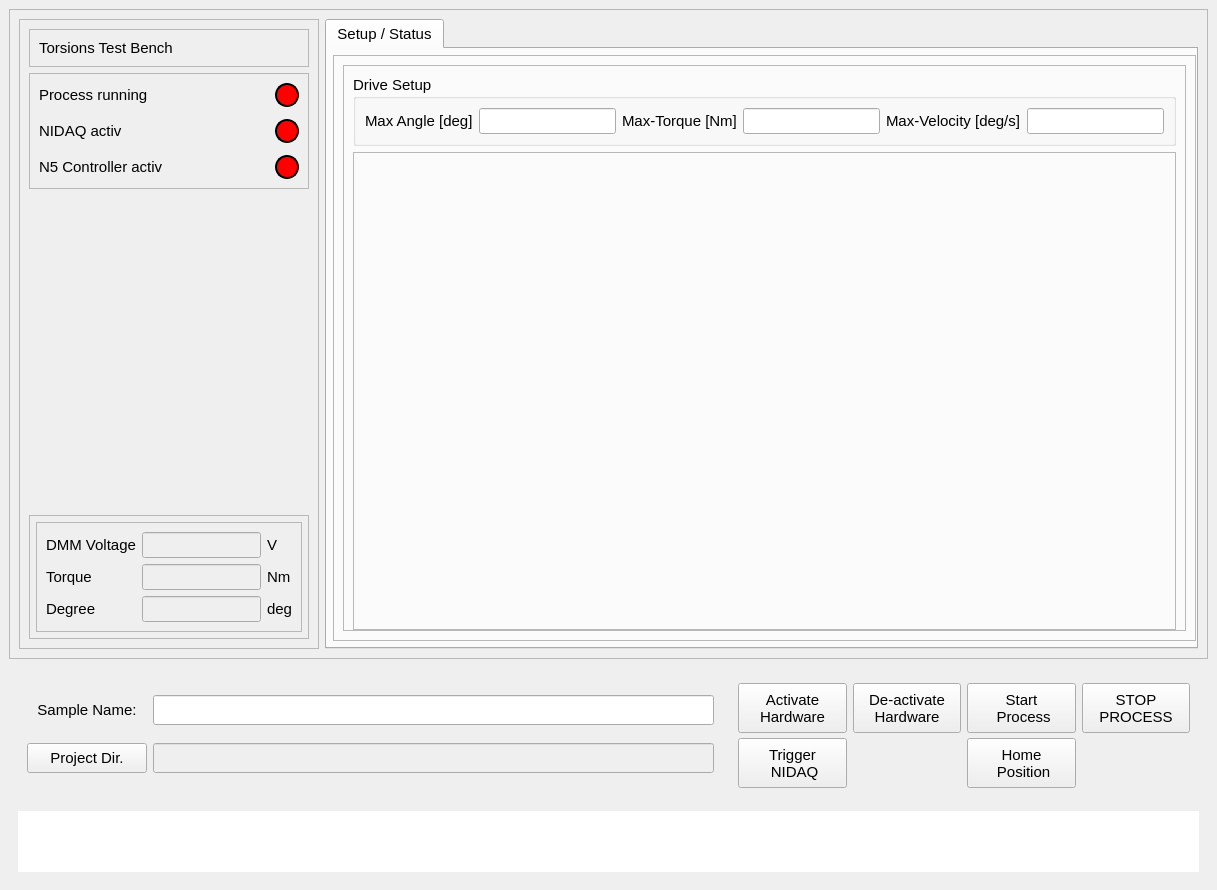
The window that src/gui/torsions_test_stand.ui (RogerGdot/TorsionsTestStand) describes before a commit, drawn with Qt 5.
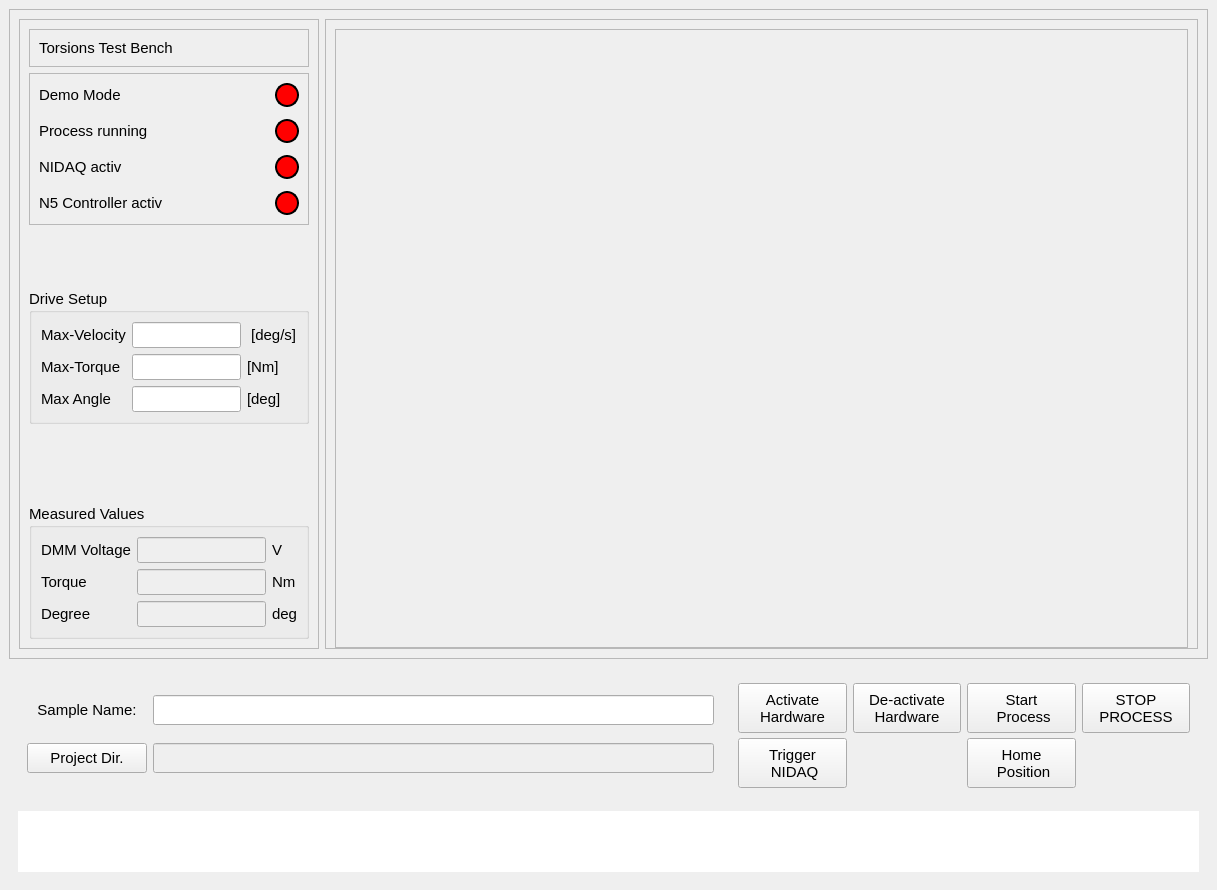
The same window after the commit.

Commit message: demo mode

Patch:
```diff
--- a/src/gui/torsions_test_stand.ui
+++ b/src/gui/torsions_test_stand.ui
@@ -163,41 +163,7 @@
              <property name="verticalSpacing">
               <number>12</number>
              </property>
-             <item row="1" column="1">
-              <widget class="QLabel" name="nidaq_activ_led">
-               <property name="enabled">
-                <bool>false</bool>
-               </property>
-               <property name="sizePolicy">
-                <sizepolicy hsizetype="Fixed" vsizetype="Fixed">
-                 <horstretch>0</horstretch>
-                 <verstretch>0</verstretch>
-                </sizepolicy>
-               </property>
-               <property name="minimumSize">
-                <size>
-                 <width>24</width>
-                 <height>24</height>
-                </size>
-               </property>
-               <property name="font">
-                <font>
-                 <family>Segoe UI</family>
-                 <pointsize>9</pointsize>
-                </font>
-               </property>
-               <property name="styleSheet">
-                <string notr="true">background-color: red;
-border-radius: 12px; 
-border: 2px solid black;
-</string>
-               </property>
-               <property name="text">
-                <string/>
-               </property>
-              </widget>
-             </item>
-             <item row="0" column="0">
+             <item row="1" column="0">
               <widget class="QLabel" name="label_7">
                <property name="font">
                 <font>
@@ -210,88 +176,7 @@
                </property>
               </widget>
              </item>
-             <item row="1" column="0">
-              <widget class="QLabel" name="label_23">
-               <property name="font">
-                <font>
-                 <family>Segoe UI</family>
-                 <pointsize>11</pointsize>
-                </font>
-               </property>
-               <property name="text">
-                <string>NIDAQ activ</string>
-               </property>
-              </widget>
-             </item>
-             <item row="0" column="1">
-              <widget class="QLabel" name="process_run_led">
-               <property name="enabled">
-                <bool>false</bool>
-               </property>
-               <property name="sizePolicy">
-                <sizepolicy hsizetype="Fixed" vsizetype="Fixed">
-                 <horstretch>0</horstretch>
-                 <verstretch>0</verstretch>
-                </sizepolicy>
-               </property>
-               <property name="minimumSize">
-                <size>
-                 <width>24</width>
-                 <height>24</height>
-                </size>
-               </property>
-               <property name="font">
-                <font>
-                 <family>Segoe UI</family>
-                 <pointsize>9</pointsize>
-                </font>
-               </property>
-               <property name="styleSheet">
-                <string notr="true">background-color: red;
-border-radius: 12px; 
-border: 2px solid black;
-</string>
-               </property>
-               <property name="text">
-                <string/>
-               </property>
-              </widget>
-             </item>
-             <item row="2" column="1">
-              <widget class="QLabel" name="N5_contr_activ_led">
-               <property name="enabled">
-                <bool>false</bool>
-               </property>
-               <property name="sizePolicy">
-                <sizepolicy hsizetype="Fixed" vsizetype="Fixed">
-                 <horstretch>0</horstretch>
-                 <verstretch>0</verstretch>
-                </sizepolicy>
-               </property>
-               <property name="minimumSize">
-                <size>
-                 <width>24</width>
-                 <height>24</height>
-                </size>
-               </property>
-               <property name="font">
-                <font>
-                 <family>Segoe UI</family>
-                 <pointsize>9</pointsize>
-                </font>
-               </property>
-               <property name="styleSheet">
-                <string notr="true">background-color: red;
-border-radius: 12px; 
-border: 2px solid black;
-</string>
-               </property>
-               <property name="text">
-                <string/>
-               </property>
-              </widget>
-             </item>
-             <item row="2" column="0">
+             <item row="3" column="0">
               <widget class="QLabel" name="label_29">
                <property name="font">
                 <font>
@@ -304,41 +189,353 @@
                </property>
               </widget>
              </item>
+             <item row="1" column="1">
+              <widget class="QLabel" name="process_run_led">
+               <property name="enabled">
+                <bool>false</bool>
+               </property>
+               <property name="sizePolicy">
+                <sizepolicy hsizetype="Fixed" vsizetype="Fixed">
+                 <horstretch>0</horstretch>
+                 <verstretch>0</verstretch>
+                </sizepolicy>
+               </property>
+               <property name="minimumSize">
+                <size>
+                 <width>24</width>
+                 <height>24</height>
+                </size>
+               </property>
+               <property name="font">
+                <font>
+                 <family>Segoe UI</family>
+                 <pointsize>9</pointsize>
+                </font>
+               </property>
+               <property name="styleSheet">
+                <string notr="true">background-color: red;
+border-radius: 12px; 
+border: 2px solid black;
+</string>
+               </property>
+               <property name="text">
+                <string/>
+               </property>
+              </widget>
+             </item>
+             <item row="2" column="1">
+              <widget class="QLabel" name="nidaq_activ_led">
+               <property name="enabled">
+                <bool>false</bool>
+               </property>
+               <property name="sizePolicy">
+                <sizepolicy hsizetype="Fixed" vsizetype="Fixed">
+                 <horstretch>0</horstretch>
+                 <verstretch>0</verstretch>
+                </sizepolicy>
+               </property>
+               <property name="minimumSize">
+                <size>
+                 <width>24</width>
+                 <height>24</height>
+                </size>
+               </property>
+               <property name="font">
+                <font>
+                 <family>Segoe UI</family>
+                 <pointsize>9</pointsize>
+                </font>
+               </property>
+               <property name="styleSheet">
+                <string notr="true">background-color: red;
+border-radius: 12px; 
+border: 2px solid black;
+</string>
+               </property>
+               <property name="text">
+                <string/>
+               </property>
+              </widget>
+             </item>
+             <item row="3" column="1">
+              <widget class="QLabel" name="N5_contr_activ_led">
+               <property name="enabled">
+                <bool>false</bool>
+               </property>
+               <property name="sizePolicy">
+                <sizepolicy hsizetype="Fixed" vsizetype="Fixed">
+                 <horstretch>0</horstretch>
+                 <verstretch>0</verstretch>
+                </sizepolicy>
+               </property>
+               <property name="minimumSize">
+                <size>
+                 <width>24</width>
+                 <height>24</height>
+                </size>
+               </property>
+               <property name="font">
+                <font>
+                 <family>Segoe UI</family>
+                 <pointsize>9</pointsize>
+                </font>
+               </property>
+               <property name="styleSheet">
+                <string notr="true">background-color: red;
+border-radius: 12px; 
+border: 2px solid black;
+</string>
+               </property>
+               <property name="text">
+                <string/>
+               </property>
+              </widget>
+             </item>
+             <item row="2" column="0">
+              <widget class="QLabel" name="label_23">
+               <property name="font">
+                <font>
+                 <family>Segoe UI</family>
+                 <pointsize>11</pointsize>
+                </font>
+               </property>
+               <property name="text">
+                <string>NIDAQ activ</string>
+               </property>
+              </widget>
+             </item>
+             <item row="0" column="1">
+              <widget class="QLabel" name="demo_led">
+               <property name="enabled">
+                <bool>false</bool>
+               </property>
+               <property name="sizePolicy">
+                <sizepolicy hsizetype="Fixed" vsizetype="Fixed">
+                 <horstretch>0</horstretch>
+                 <verstretch>0</verstretch>
+                </sizepolicy>
+               </property>
+               <property name="minimumSize">
+                <size>
+                 <width>24</width>
+                 <height>24</height>
+                </size>
+               </property>
+               <property name="font">
+                <font>
+                 <family>Segoe UI</family>
+                 <pointsize>9</pointsize>
+                </font>
+               </property>
+               <property name="styleSheet">
+                <string notr="true">background-color: red;
+border-radius: 12px; 
+border: 2px solid black;
+</string>
+               </property>
+               <property name="text">
+                <string/>
+               </property>
+              </widget>
+             </item>
+             <item row="0" column="0">
+              <widget class="QLabel" name="label_9">
+               <property name="font">
+                <font>
+                 <family>Segoe UI</family>
+                 <pointsize>11</pointsize>
+                </font>
+               </property>
+               <property name="text">
+                <string>Demo Mode</string>
+               </property>
+              </widget>
+             </item>
             </layout>
            </widget>
           </item>
           <item>
-           <widget class="QFrame" name="frame_4">
+           <widget class="QGroupBox" name="stop_cond_grpBox">
+            <property name="title">
+             <string>Drive Setup</string>
+            </property>
+            <layout class="QGridLayout" name="gridLayout_2">
+             <item row="2" column="1">
+              <widget class="QLineEdit" name="max_torque">
+               <property name="enabled">
+                <bool>true</bool>
+               </property>
             <property name="sizePolicy">
-             <sizepolicy hsizetype="Preferred" vsizetype="Expanding">
+                <sizepolicy hsizetype="Preferred" vsizetype="Preferred">
               <horstretch>0</horstretch>
               <verstretch>0</verstretch>
              </sizepolicy>
             </property>
-            <property name="frameShape">
-             <enum>QFrame::StyledPanel</enum>
-            </property>
-            <property name="frameShadow">
-             <enum>QFrame::Raised</enum>
-            </property>
-            <layout class="QVBoxLayout" name="verticalLayout_8" stretch="0">
-             <property name="spacing">
-              <number>6</number>
-             </property>
-             <property name="leftMargin">
-              <number>6</number>
-             </property>
-             <property name="topMargin">
-              <number>6</number>
-             </property>
-             <property name="rightMargin">
-              <number>6</number>
-             </property>
-             <property name="bottomMargin">
-              <number>6</number>
-             </property>
-             <item alignment="Qt::AlignTop">
-              <widget class="QFrame" name="frame_status1">
+               <property name="minimumSize">
+                <size>
+                 <width>0</width>
+                 <height>0</height>
+                </size>
+               </property>
+               <property name="font">
+                <font>
+                 <family>Segoe UI</family>
+                 <pointsize>11</pointsize>
+                </font>
+               </property>
+               <property name="text">
+                <string/>
+               </property>
+               <property name="alignment">
+                <set>Qt::AlignCenter</set>
+               </property>
+              </widget>
+             </item>
+             <item row="4" column="0">
+              <widget class="QLabel" name="label_24">
+               <property name="font">
+                <font>
+                 <family>Segoe UI</family>
+                 <pointsize>11</pointsize>
+                </font>
+               </property>
+               <property name="text">
+                <string>Max Angle</string>
+               </property>
+              </widget>
+             </item>
+             <item row="0" column="2">
+              <widget class="QLabel" name="label_30">
+               <property name="font">
+                <font>
+                 <family>Segoe UI</family>
+                 <pointsize>11</pointsize>
+                </font>
+               </property>
+               <property name="text">
+                <string> [deg/s]</string>
+               </property>
+              </widget>
+             </item>
+             <item row="0" column="0">
+              <widget class="QLabel" name="label_28">
+               <property name="font">
+                <font>
+                 <family>Segoe UI</family>
+                 <pointsize>11</pointsize>
+                </font>
+               </property>
+               <property name="text">
+                <string>Max-Velocity</string>
+               </property>
+              </widget>
+             </item>
+             <item row="0" column="1">
+              <widget class="QLineEdit" name="max_velocity">
+               <property name="enabled">
+                <bool>true</bool>
+               </property>
+               <property name="sizePolicy">
+                <sizepolicy hsizetype="Preferred" vsizetype="Preferred">
+                 <horstretch>0</horstretch>
+                 <verstretch>0</verstretch>
+                </sizepolicy>
+               </property>
+               <property name="minimumSize">
+                <size>
+                 <width>0</width>
+                 <height>0</height>
+                </size>
+               </property>
+               <property name="font">
+                <font>
+                 <family>Segoe UI</family>
+                 <pointsize>11</pointsize>
+                </font>
+               </property>
+               <property name="text">
+                <string/>
+               </property>
+               <property name="alignment">
+                <set>Qt::AlignCenter</set>
+               </property>
+              </widget>
+             </item>
+             <item row="4" column="1">
+              <widget class="QLineEdit" name="max_angle">
+               <property name="enabled">
+                <bool>true</bool>
+               </property>
+               <property name="sizePolicy">
+                <sizepolicy hsizetype="Preferred" vsizetype="Preferred">
+                 <horstretch>0</horstretch>
+                 <verstretch>0</verstretch>
+                </sizepolicy>
+               </property>
+               <property name="minimumSize">
+                <size>
+                 <width>0</width>
+                 <height>0</height>
+                </size>
+               </property>
+               <property name="font">
+                <font>
+                 <family>Segoe UI</family>
+                 <pointsize>11</pointsize>
+                </font>
+               </property>
+               <property name="text">
+                <string/>
+               </property>
+               <property name="alignment">
+                <set>Qt::AlignCenter</set>
+               </property>
+              </widget>
+             </item>
+             <item row="2" column="2">
+              <widget class="QLabel" name="label_31">
+               <property name="font">
+                <font>
+                 <family>Segoe UI</family>
+                 <pointsize>11</pointsize>
+                </font>
+               </property>
+               <property name="text">
+                <string>[Nm]</string>
+               </property>
+              </widget>
+             </item>
+             <item row="2" column="0">
+              <widget class="QLabel" name="label_25">
+               <property name="font">
+                <font>
+                 <family>Segoe UI</family>
+                 <pointsize>11</pointsize>
+                </font>
+               </property>
+               <property name="text">
+                <string>Max-Torque</string>
+               </property>
+              </widget>
+             </item>
+             <item row="4" column="2">
+              <widget class="QLabel" name="label_32">
+               <property name="font">
+                <font>
+                 <family>Segoe UI</family>
+                 <pointsize>11</pointsize>
+                </font>
+               </property>
+               <property name="text">
+                <string>[deg]</string>
+               </property>
+              </widget>
+             </item>
+            </layout>
+           </widget>
+          </item>
+          <item alignment="Qt::AlignBottom">
+           <widget class="QGroupBox" name="groupBox_status1">
                <property name="sizePolicy">
                 <sizepolicy hsizetype="Maximum" vsizetype="Expanding">
                  <horstretch>0</horstretch>
@@ -351,11 +548,8 @@
                  <pointsize>11</pointsize>
                 </font>
                </property>
-               <property name="frameShape">
-                <enum>QFrame::StyledPanel</enum>
-               </property>
-               <property name="frameShadow">
-                <enum>QFrame::Raised</enum>
+            <property name="title">
+             <string>Measured Values</string>
                </property>
                <layout class="QGridLayout" name="gridLayout_3">
                 <property name="verticalSpacing">
@@ -538,94 +732,6 @@
             </layout>
            </widget>
           </item>
-         </layout>
-        </widget>
-       </item>
-       <item>
-        <widget class="QTabWidget" name="tabWidget">
-         <property name="enabled">
-          <bool>true</bool>
-         </property>
-         <property name="sizePolicy">
-          <sizepolicy hsizetype="Expanding" vsizetype="Preferred">
-           <horstretch>1</horstretch>
-           <verstretch>0</verstretch>
-          </sizepolicy>
-         </property>
-         <property name="minimumSize">
-          <size>
-           <width>0</width>
-           <height>400</height>
-          </size>
-         </property>
-         <property name="maximumSize">
-          <size>
-           <width>16777215</width>
-           <height>16777215</height>
-          </size>
-         </property>
-         <property name="font">
-          <font>
-           <family>Segoe UI</family>
-           <pointsize>11</pointsize>
-          </font>
-         </property>
-         <property name="autoFillBackground">
-          <bool>false</bool>
-         </property>
-         <property name="styleSheet">
-          <string notr="true"/>
-         </property>
-         <property name="tabPosition">
-          <enum>QTabWidget::North</enum>
-         </property>
-         <property name="currentIndex">
-          <number>0</number>
-         </property>
-         <widget class="QWidget" name="tab_1_status">
-          <property name="sizePolicy">
-           <sizepolicy hsizetype="Preferred" vsizetype="Preferred">
-            <horstretch>0</horstretch>
-            <verstretch>0</verstretch>
-           </sizepolicy>
-          </property>
-          <attribute name="title">
-           <string>Setup / Status</string>
-          </attribute>
-          <layout class="QVBoxLayout" name="verticalLayout_4" stretch="1">
-           <property name="spacing">
-            <number>6</number>
-           </property>
-           <property name="sizeConstraint">
-            <enum>QLayout::SetMinAndMaxSize</enum>
-           </property>
-           <property name="leftMargin">
-            <number>6</number>
-           </property>
-           <property name="topMargin">
-            <number>6</number>
-           </property>
-           <property name="rightMargin">
-            <number>0</number>
-           </property>
-           <property name="bottomMargin">
-            <number>6</number>
-           </property>
-           <item>
-            <widget class="QFrame" name="frame">
-             <property name="sizePolicy">
-              <sizepolicy hsizetype="Preferred" vsizetype="Expanding">
-               <horstretch>0</horstretch>
-               <verstretch>0</verstretch>
-              </sizepolicy>
-             </property>
-             <property name="frameShape">
-              <enum>QFrame::StyledPanel</enum>
-             </property>
-             <property name="frameShadow">
-              <enum>QFrame::Raised</enum>
-             </property>
-             <layout class="QHBoxLayout" name="horizontalLayout">
               <item>
                <widget class="QFrame" name="frame_3">
                 <property name="sizePolicy">
@@ -640,151 +746,10 @@
                 <property name="frameShadow">
                  <enum>QFrame::Raised</enum>
                 </property>
-                <layout class="QVBoxLayout" name="verticalLayout_7" stretch="0,0">
+         <layout class="QVBoxLayout" name="verticalLayout_7" stretch="0">
                  <property name="bottomMargin">
                   <number>0</number>
                  </property>
-                 <item alignment="Qt::AlignLeft">
-                  <widget class="QGroupBox" name="stop_cond_grpBox">
-                   <property name="title">
-                    <string>Drive Setup</string>
-                   </property>
-                   <layout class="QHBoxLayout" name="horizontalLayout_2">
-                    <item>
-                     <widget class="QLabel" name="label_24">
-                      <property name="font">
-                       <font>
-                        <family>Segoe UI</family>
-                        <pointsize>11</pointsize>
-                       </font>
-                      </property>
-                      <property name="text">
-                       <string>Max Angle [deg]</string>
-                      </property>
-                     </widget>
-                    </item>
-                    <item>
-                     <widget class="QLineEdit" name="max_angle">
-                      <property name="enabled">
-                       <bool>true</bool>
-                      </property>
-                      <property name="sizePolicy">
-                       <sizepolicy hsizetype="Preferred" vsizetype="Preferred">
-                        <horstretch>0</horstretch>
-                        <verstretch>0</verstretch>
-                       </sizepolicy>
-                      </property>
-                      <property name="minimumSize">
-                       <size>
-                        <width>0</width>
-                        <height>0</height>
-                       </size>
-                      </property>
-                      <property name="font">
-                       <font>
-                        <family>Segoe UI</family>
-                        <pointsize>11</pointsize>
-                       </font>
-                      </property>
-                      <property name="text">
-                       <string/>
-                      </property>
-                      <property name="alignment">
-                       <set>Qt::AlignCenter</set>
-                      </property>
-                     </widget>
-                    </item>
-                    <item>
-                     <widget class="QLabel" name="label_25">
-                      <property name="font">
-                       <font>
-                        <family>Segoe UI</family>
-                        <pointsize>11</pointsize>
-                       </font>
-                      </property>
-                      <property name="text">
-                       <string>Max-Torque [Nm]</string>
-                      </property>
-                     </widget>
-                    </item>
-                    <item>
-                     <widget class="QLineEdit" name="max_torque">
-                      <property name="enabled">
-                       <bool>true</bool>
-                      </property>
-                      <property name="sizePolicy">
-                       <sizepolicy hsizetype="Preferred" vsizetype="Preferred">
-                        <horstretch>0</horstretch>
-                        <verstretch>0</verstretch>
-                       </sizepolicy>
-                      </property>
-                      <property name="minimumSize">
-                       <size>
-                        <width>0</width>
-                        <height>0</height>
-                       </size>
-                      </property>
-                      <property name="font">
-                       <font>
-                        <family>Segoe UI</family>
-                        <pointsize>11</pointsize>
-                       </font>
-                      </property>
-                      <property name="text">
-                       <string/>
-                      </property>
-                      <property name="alignment">
-                       <set>Qt::AlignCenter</set>
-                      </property>
-                     </widget>
-                    </item>
-                    <item>
-                     <widget class="QLabel" name="label_28">
-                      <property name="font">
-                       <font>
-                        <family>Segoe UI</family>
-                        <pointsize>11</pointsize>
-                       </font>
-                      </property>
-                      <property name="text">
-                       <string>Max-Velocity [deg/s]</string>
-                      </property>
-                     </widget>
-                    </item>
-                    <item>
-                     <widget class="QLineEdit" name="max_velocity">
-                      <property name="enabled">
-                       <bool>true</bool>
-                      </property>
-                      <property name="sizePolicy">
-                       <sizepolicy hsizetype="Preferred" vsizetype="Preferred">
-                        <horstretch>0</horstretch>
-                        <verstretch>0</verstretch>
-                       </sizepolicy>
-                      </property>
-                      <property name="minimumSize">
-                       <size>
-                        <width>0</width>
-                        <height>0</height>
-                       </size>
-                      </property>
-                      <property name="font">
-                       <font>
-                        <family>Segoe UI</family>
-                        <pointsize>11</pointsize>
-                       </font>
-                      </property>
-                      <property name="text">
-                       <string/>
-                      </property>
-                      <property name="alignment">
-                       <set>Qt::AlignCenter</set>
-                      </property>
-                     </widget>
-                    </item>
-                   </layout>
-                  </widget>
-                 </item>
                  <item>
                   <widget class="QFrame" name="force_graph_frame">
                    <property name="sizePolicy">
@@ -802,13 +767,6 @@
                   </widget>
                  </item>
                 </layout>
-               </widget>
-              </item>
-             </layout>
-            </widget>
-           </item>
-          </layout>
-         </widget>
         </widget>
        </item>
       </layout>
```
Lines whose indentation alone changed are shown as unchanged. The commit also changes 7 other files.
